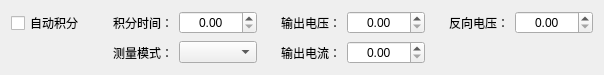
Qt form SL2000/HTestSetWidget2000DC.ui (hexianqi/QtCode) before a commit.
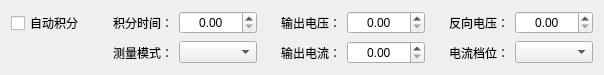
The same form after that commit.

The edit to the form file:
```diff
--- a/SL2000/HTestSetWidget2000DC.ui
+++ b/SL2000/HTestSetWidget2000DC.ui
@@ -156,6 +156,28 @@
      </property>
     </widget>
    </item>
+   <item row="1" column="5">
+    <widget class="QLabel" name="label_006">
+     <property name="minimumSize">
+      <size>
+       <width>72</width>
+       <height>0</height>
+      </size>
+     </property>
+     <property name="text">
+      <string>电流档位：</string>
+     </property>
+     <property name="alignment">
+      <set>Qt::AlignRight|Qt::AlignTrailing|Qt::AlignVCenter</set>
+     </property>
+     <property name="buddy">
+      <cstring>comboBox_1</cstring>
+     </property>
+    </widget>
+   </item>
+   <item row="1" column="6">
+    <widget class="QComboBox" name="comboBox_2"/>
+   </item>
   </layout>
  </widget>
  <resources/>
```
